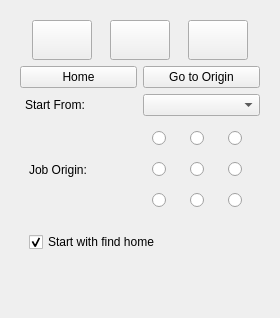
The window that src/widgets/panels/laser-panel.ui (flux3dp/swiftray) describes before a commit, drawn with Qt 5.
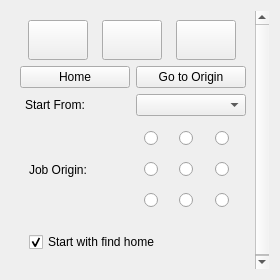
The same window after the commit. Icons and pictures are not drawn.

Commit message: Update laser panel min size (#388)

The edit to the form file:
```diff
--- a/src/widgets/panels/laser-panel.ui
+++ b/src/widgets/panels/laser-panel.ui
@@ -7,13 +7,13 @@
     <x>0</x>
     <y>0</y>
     <width>280</width>
-    <height>318</height>
+    <height>280</height>
    </rect>
   </property>
   <property name="minimumSize">
    <size>
     <width>280</width>
-    <height>0</height>
+    <height>280</height>
    </size>
   </property>
   <property name="windowTitle">
@@ -40,7 +40,7 @@
         <x>0</x>
         <y>0</y>
         <width>241</width>
-        <height>315</height>
+        <height>337</height>
        </rect>
       </property>
       <layout class="QVBoxLayout" name="verticalLayout_2">
```
